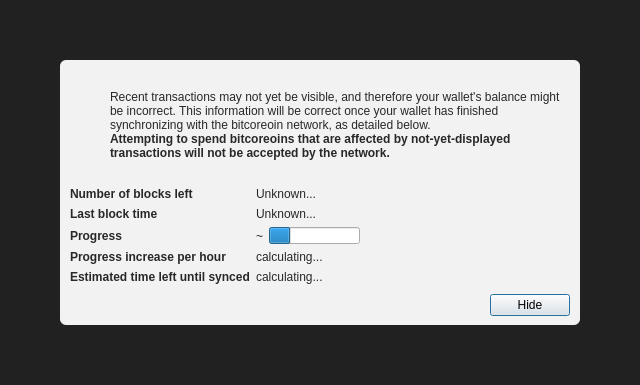
LIMXTEC/BitCore, file src/qt/forms/modaloverlay.ui: the form before one commit.
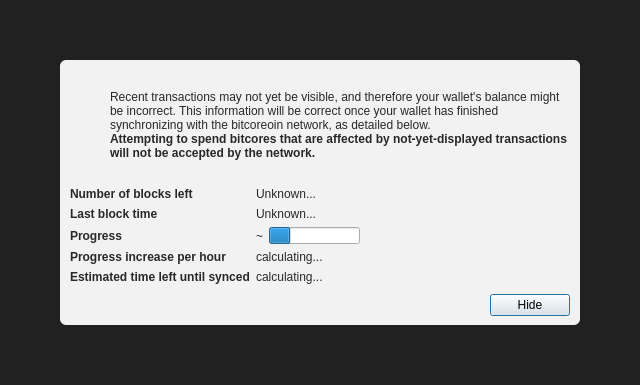
The form after the commit. Icons and pictures are not drawn. Custom widgets are drawn as their Qt base class.

Commit message: Add automatic bitcore.conf creation

The edit to the form file:
```diff
--- a/src/qt/forms/modaloverlay.ui
+++ b/src/qt/forms/modaloverlay.ui
@@ -149,7 +149,7 @@
                 </font>
                </property>
                <property name="text">
-                <string>Attempting to spend bitcoreoins that are affected by not-yet-displayed transactions will not be accepted by the network.</string>
+                <string>Attempting to spend bitcores that are affected by not-yet-displayed transactions will not be accepted by the network.</string>
                </property>
                <property name="textFormat">
                 <enum>Qt::RichText</enum>
```
The commit also changes 1 other file.
